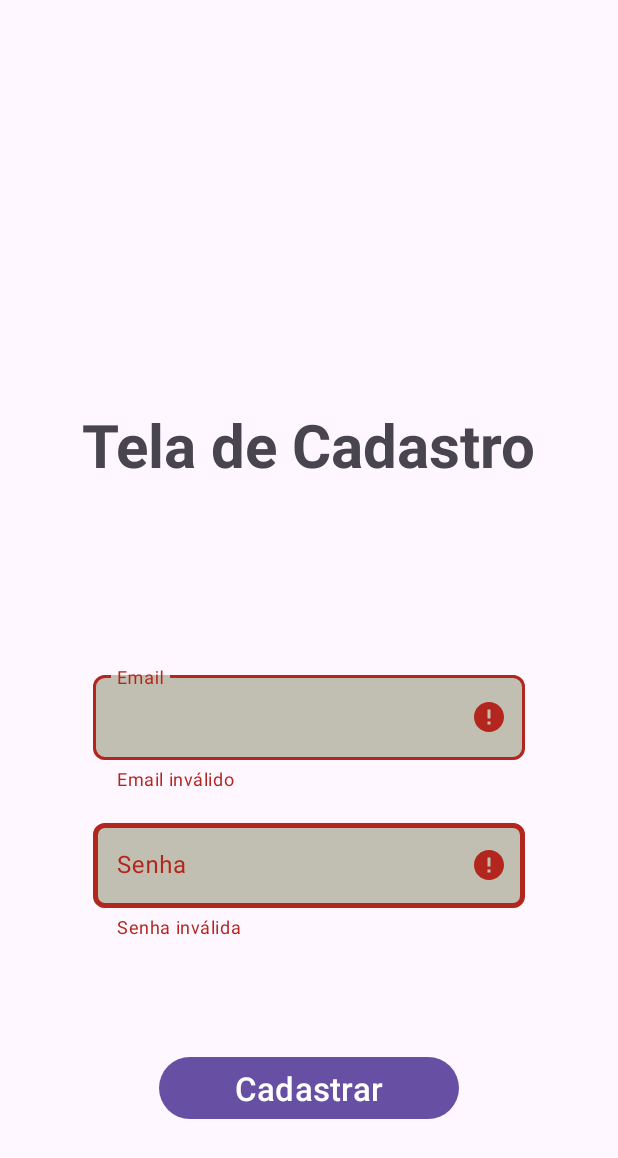
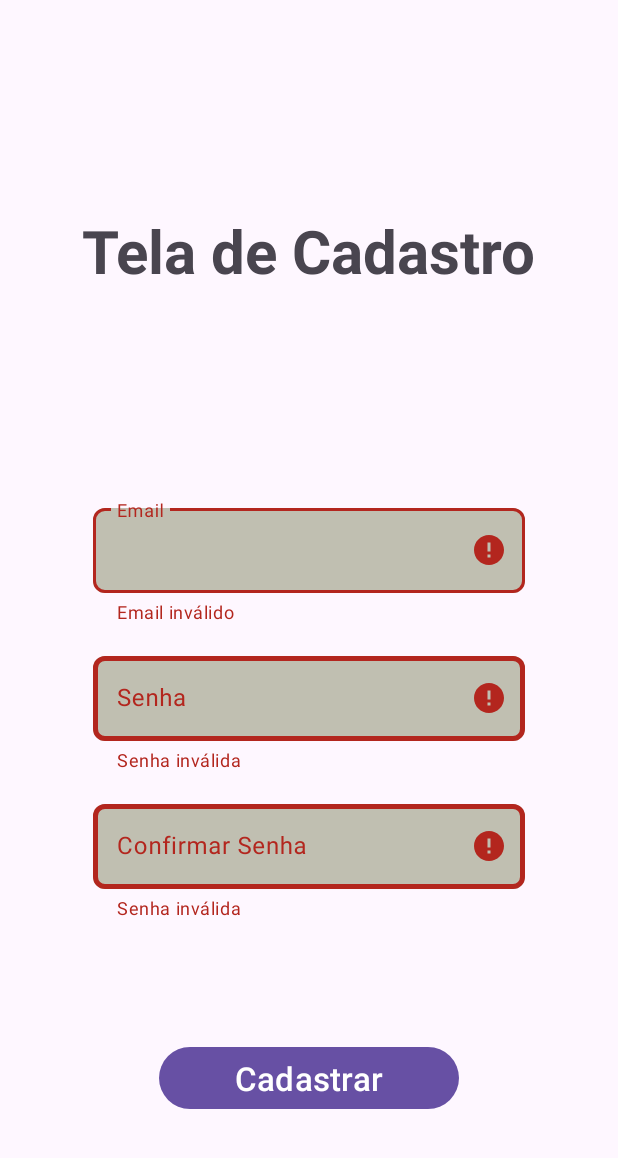
Before and after one commit to William-Sobrinho-Geraldo/Previsao_do_Tempo_Android, an Android app: the CadastroActivity screen opened directly, with no data from a screen before it, after a tap on "Cadastrar", on a phone screen of 412 x 824 dp. Shown: the top 1158 px of the screen. Run offline under Robolectric (Android 15) with nearby library versions, the phone set to English and light mode, and no system bars; our stand-ins replace Firebase (no records; nobody signed in at launch, a user with empty details on screens opened directly).

Commit message:
Adicionando campo de confirmação de senha

```diff
--- a/app/src/main/java/Android/Previsao_do_Tempo/CadastroActivity.kt
+++ b/app/src/main/java/Android/Previsao_do_Tempo/CadastroActivity.kt
@@ -18,38 +18,64 @@ class CadastroActivity : AppCompatActivity() {
         super.onCreate(savedInstanceState)
         binding = ActivityCadastroBinding.inflate(layoutInflater)
         setContentView(binding.root)
+        auth = Firebase.auth
+        //EDIT TEXTS
+        val emailCadastro = binding.editTextEmailCadastro
+        val editTextPasswordCadastro = binding.editTextPassWordCadastro
+        val editTextConfirmarPasswordCadastro = binding.editTextConfirmarPassWordCadastro
+        var senhasIguais = false
 
-        auth = Firebase.auth
-        val emailCadastro = binding.editTextEmailCadastro
-        val senhaCadastro = binding.editTextPassWordCadastro
+
+        //TEXT INPUT LAYOUTS
+        val inputLayoutEmailCadastro = binding.textInputLayoutEmailCadastro
+        val inputLayoutPasswordCadastro = binding.textInputLayoutPasswordCadastro
+        val inputLayoutConfirmaPasswordCadastro = binding.textInputLayoutConfirmarPasswordCadastro
+
         val buttonCadastrar = binding.botaoCadastrar
 
         buttonCadastrar.setOnClickListener {
             val emailValido = validaEmail(emailCadastro.text.toString(), this)
             if (!emailValido) {
-                binding.textInputLayoutEmailCadastro.error = getString(R.string.email_invalido)
+                inputLayoutEmailCadastro.error = getString(R.string.email_invalido)
+            } else inputLayoutEmailCadastro.error = ""
+
+            val senhaValida = validaSenha(editTextPasswordCadastro.text.toString())
+            if (!senhaValida) {
+                inputLayoutPasswordCadastro.error = getString(R.string.senha_invalida)
+                inputLayoutConfirmaPasswordCadastro.error = getString(R.string.senha_invalida)
+            } else {
+                senhasIguais = editTextPasswordCadastro.text.toString() == editTextConfirmarPasswordCadastro.text.toString()
+                if (!senhasIguais) {
+                    inputLayoutPasswordCadastro.error = getString(R.string.senhas_diferentes)
+                    inputLayoutConfirmaPasswordCadastro.error = getString(R.string.senhas_diferentes)
+                } else {
+                    inputLayoutPasswordCadastro.error = ""
+                    inputLayoutConfirmaPasswordCadastro.error = ""
+                }
             }
 
-            val senhaValida = validaSenha(senhaCadastro.text.toString())
-            if (!senhaValida) {
-                binding.textInputLayoutPasswordCadastro.error = getString(R.string.senha_invalida)
+            //SE TUDO ESTIVER CORRETO  ->  PODE CADASTRAR O USUÁRIO
+            if (emailValido && senhaValida && senhasIguais) {
+                cadastrar ( emailCadastro.text.toString(), editTextPasswordCadastro.text.toString())
             }
-
-            if(emailValido && senhaValida) cadastrar(emailCadastro.text.toString(), senhaCadastro.text.toString())
         }
-
     }
 
     private fun cadastrar(email: String, password: String) {
         if (email.isEmpty()) {
-            Toast.makeText(this, getString(R.string.o_campo_email_nao_pode_estar_vazio), Toast.LENGTH_SHORT).show()
+            Toast.makeText(this, getString(R.string.o_campo_email_nao_pode_estar_vazio), Toast.LENGTH_SHORT)
+                .show()
         } else {
             auth.createUserWithEmailAndPassword(email, password)
                 .addOnCompleteListener(this) { task ->
                     if (task.isSuccessful) {
                         val usuarioCadastrado = auth.currentUser
                         Log.d(TAG, "createUserWithEmail:success :  ${usuarioCadastrado?.email} ")
-                        Toast.makeText(this, "Usuário cadastrado é ${usuarioCadastrado?.email}", Toast.LENGTH_SHORT)
+                        Toast.makeText(
+                            this,
+                            "Usuário cadastrado é ${usuarioCadastrado?.email}",
+                            Toast.LENGTH_SHORT
+                        )
                             .show()
                     } else {
                         Log.w(TAG, "createUserWithEmail:failure", task.exception)
--- a/app/src/main/res/layout/activity_cadastro.xml
+++ b/app/src/main/res/layout/activity_cadastro.xml
@@ -13,11 +13,10 @@
         android:text="@string/tela_de_cadastro"
         android:textSize="40sp"
         android:textStyle="bold"
-        app:layout_constraintBottom_toBottomOf="parent"
+        app:layout_constraintBottom_toTopOf="@+id/textInputLayout_Email_cadastro"
         app:layout_constraintEnd_toEndOf="parent"
         app:layout_constraintStart_toStartOf="parent"
-        app:layout_constraintTop_toTopOf="parent"
-        app:layout_constraintVertical_bias="0.35" />
+        app:layout_constraintTop_toTopOf="parent" />
 
     <!--     TEXT LOGIN     -->
     <com.google.android.material.textfield.TextInputLayout
@@ -37,7 +36,7 @@
         app:layout_constraintEnd_toEndOf="parent"
         app:layout_constraintStart_toStartOf="parent"
         app:layout_constraintTop_toTopOf="parent"
-        app:layout_constraintVertical_bias="0.6"
+        app:layout_constraintVertical_bias="0.45"
         app:layout_constraintWidth_percent="0.70">
 
         <com.google.android.material.textfield.TextInputEditText
@@ -65,6 +64,7 @@
         app:boxStrokeColor="@color/black"
         app:boxStrokeWidth="3dp"
         app:hintEnabled="true"
+        app:passwordToggleEnabled="true"
         app:hintTextColor="@color/black"
         app:layout_constraintEnd_toEndOf="parent"
         app:layout_constraintStart_toStartOf="parent"
@@ -81,6 +81,37 @@
             android:singleLine="true" />
     </com.google.android.material.textfield.TextInputLayout>
 
+    <!--     TEXT CONFIRMAR SENHA     -->
+    <com.google.android.material.textfield.TextInputLayout
+        android:id="@+id/textInputLayout_confirmar_Password_cadastro"
+        android:layout_width="0dp"
+        android:layout_height="wrap_content"
+        android:layout_marginTop="16dp"
+        app:boxBackgroundColor="@color/gray"
+        app:boxCornerRadiusBottomEnd="8dp"
+        app:boxCornerRadiusBottomStart="8dp"
+        app:boxCornerRadiusTopEnd="8dp"
+        app:boxCornerRadiusTopStart="8dp"
+        app:boxStrokeColor="@color/black"
+        app:boxStrokeWidth="3dp"
+        app:hintEnabled="true"
+        app:passwordToggleEnabled="true"
+        app:hintTextColor="@color/black"
+        app:layout_constraintEnd_toEndOf="parent"
+        app:layout_constraintStart_toStartOf="parent"
+        app:layout_constraintTop_toBottomOf="@+id/textInputLayout_Password_cadastro"
+        app:layout_constraintWidth_percent="0.70">
+
+        <com.google.android.material.textfield.TextInputEditText
+            android:id="@+id/editText_confirmar_PassWord_cadastro"
+            android:layout_width="match_parent"
+            android:layout_height="wrap_content"
+            android:hint="@string/confirmar_senha"
+            android:inputType="textPassword"
+            android:maxLines="1"
+            android:singleLine="true" />
+    </com.google.android.material.textfield.TextInputLayout>
+
 
     <Button
         android:id="@+id/botao_cadastrar"
@@ -91,7 +122,7 @@
         app:layout_constraintBottom_toBottomOf="parent"
         app:layout_constraintEnd_toEndOf="parent"
         app:layout_constraintStart_toStartOf="parent"
-        app:layout_constraintTop_toBottomOf="@+id/textInputLayout_Password_cadastro" />
+        app:layout_constraintTop_toBottomOf="@+id/textInputLayout_confirmar_Password_cadastro" />
 
 
 </androidx.constraintlayout.widget.ConstraintLayout>
--- a/app/src/main/res/layout/activity_main.xml
+++ b/app/src/main/res/layout/activity_main.xml
@@ -52,6 +52,7 @@
         app:boxStrokeColor="@color/black"
         app:boxStrokeWidth="3dp"
         app:hintEnabled="true"
+        app:passwordToggleEnabled="true"
         app:hintTextColor="@color/black"
         app:layout_constraintEnd_toEndOf="parent"
         app:layout_constraintStart_toStartOf="parent"
--- a/app/src/main/res/values/strings.xml
+++ b/app/src/main/res/values/strings.xml
@@ -12,4 +12,6 @@
     <string name="ainda_nao_tem_cadastro">Ainda não tem cadastro? </string>
     <string name="cadastre_se"> Cadastre-se</string>
     <string name="o_campo_email_nao_pode_estar_vazio">O campo Email não pode estar vazio</string>
+    <string name="confirmar_senha">Confirmar Senha</string>
+    <string name="senhas_diferentes">Senhas diferentes!</string>
 </resources>
```
Also changed, not shown: app/src/main/java/Android/Previsao_do_Tempo/MainActivity.kt (+16 -5 lines), app/src/main/res/layout/cadastro_screen.xml (deleted, +0 -91 lines).
